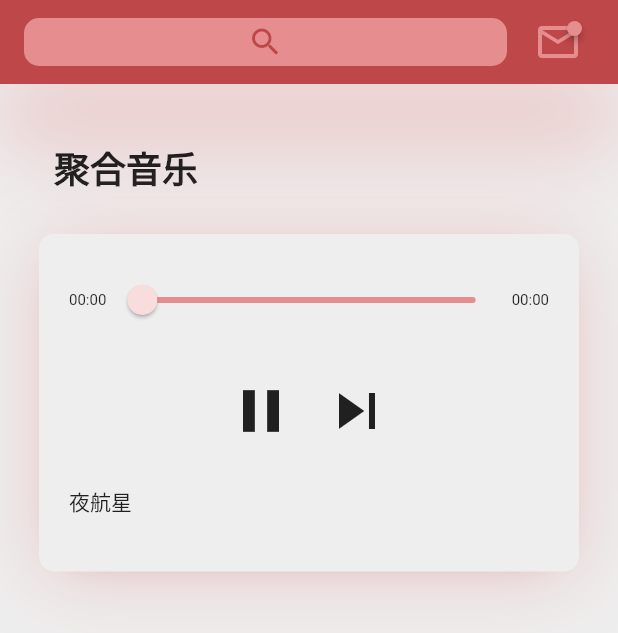
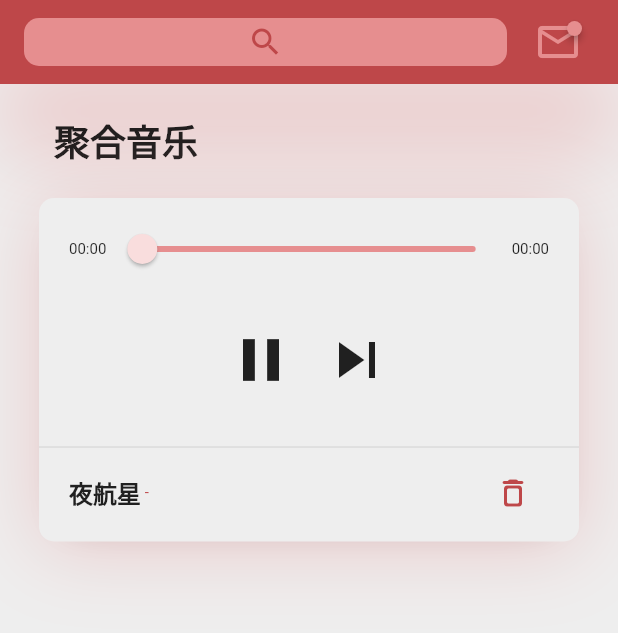
Before and after one commit to SF-ND-ORG/Ours-next, a Flutter app: the screen it shows after launch, after a tap on the "skip next" icon, on a phone screen of 412 x 824 dp. Shown: the top 633 px of the screen. Run offline on Flutter 3.47's test engine with Material 2 defaults, Android fonts, the light colour scheme and no system bars; drawn by our look-alikes of badges; our stand-ins replace dio, get, just_audio; missing offline and left inert: audio_session; Roboto replaces fonts that are missing (SourceHanSerif).

Commit message:
ON-48 对接聚合音乐API 添加搜索页面

```diff
--- a/lib/OursTheme.dart
+++ b/lib/OursTheme.dart
@@ -5,6 +5,7 @@ const Color OursColorStandOutRed = Color(0xFFE68E8F);
 const Color OursColorRedShadow = Color(0x61E68E8F);
 const Color OursColorBrightGray = Color(0xFFEEEEEE);
 const Color OursColorBrightStandOutRed = Color(0xFFF9DDDD);
+const Color OursColorDarkGray = Color(0xFFF9DDDD);
 
 final BoxShadow normalShadow =
     BoxShadow(color: OursColorRedShadow, offset: Offset(0, 46), blurRadius: 46);
--- a/lib/common/apis/OursPostsApi.dart
+++ b/lib/common/apis/OursPostsApi.dart
@@ -1,5 +1,4 @@
 import 'package:ours_next/common/utils/utils.dart';
-import 'package:ours_next/data/OursPostEntity.dart';
 import 'package:ours_next/data/OursPostListResponseEntity.dart';
 
 class OursPostsAPI {
--- a/lib/common/routes/OursRouteNames.dart
+++ b/lib/common/routes/OursRouteNames.dart
@@ -1,3 +1,6 @@
+import 'package:ours_next/pages/OursMergeMusicPage/index.dart';
+
 class AppRoutes {
   static const INITIAL = '/';
+  static const OursMergeMusicPageRouteName = '/MergeMusic';
 }
--- a/lib/common/routes/OursRoutePages.dart
+++ b/lib/common/routes/OursRoutePages.dart
@@ -1,3 +1,5 @@
+import 'package:ours_next/pages/OursMergeMusicPage/index.dart';
+
 import 'OursRoutes.dart';
 import 'package:ours_next/pages/OursMainPage/index.dart';
 import 'package:flutter/material.dart';
@@ -13,6 +15,14 @@ class AppPages {
       page: () => OursMainPage(),
       binding: OursMainPageBinding(),
     ),
+    GetPage(
+      name: AppRoutes.OursMergeMusicPageRouteName,
+      page: () => OursMergeMusicPage(),
+      binding: OursMergeMusicPageBinding(),
+      curve: Curves.easeInOutQuad,
+      transition: Transition.rightToLeft,
+      transitionDuration: Duration(milliseconds: 250),
+    ),
   ];
 
   // static final unknownRoute = GetPage(
--- a/lib/common/services/OursMusicService.dart
+++ b/lib/common/services/OursMusicService.dart
@@ -1,5 +1,3 @@
-import 'dart:html';
-
 import 'package:get/get.dart';
 import 'package:just_audio/just_audio.dart';
 import 'package:audio_session/audio_session.dart';
@@ -20,17 +18,19 @@ class OursMusicController extends GetxController {
 
   final currentTime = 0.obs; // 已播放时间
 
-  final RxList<Song> playList = <Song>[].obs; // 播放列表
+  final RxList<OursSong> playList = <OursSong>[].obs; // 播放列表
 
   final currentIndex = 0.obs; // 当前歌曲索引
 
-  final Rx<Song?> currentSong = Rx<Song?>(null); // 当前歌曲
+  final Rx<OursSong?> currentSong = Rx<OursSong?>(null); // 当前歌曲
 
   int get songCount => playList.length; // 播放列表长度
 
   final playing = false.obs; // 是否正在播放
 
   Future<void> initMusicPlayer() async {
+    addSong(
+        OursSong(mid: "C1431292823", type: "music", name: '夜航星', artist: ['']));
     player.stop();
     // Inform the operating system of our app's audio attributes etc.
     // We pick a reasonable default for an app that plays speech.
@@ -44,20 +44,8 @@ class OursMusicController extends GetxController {
 
     Duration? duration;
 
-    // Try to load audio from a source and catch any errors.
-    try {
-      duration = await player.setAudioSource(AudioSource.uri(Uri.parse(
-          "http://m8.music.126.net/20220107151519/cd93766499caf90af26702c24547cec2/ymusic/obj/w5zDlMODwrDDiGjCn8Ky/2736681512/da39/fb81/6671/34c0a0742af5c9ae9ada9ad1716ddbb0.mp3")));
-    } catch (e) {
-      print("Error loading audio source: $e");
-    }
-    addSong(Song(
-        name: "夜航星",
-        url:
-            "http://m8.music.126.net/20220107151519/cd93766499caf90af26702c24547cec2/ymusic/obj/w5zDlMODwrDDiGjCn8Ky/2736681512/da39/fb81/6671/34c0a0742af5c9ae9ada9ad1716ddbb0.mp3"));
-    addSong(Song(
-        url:
-            "https://su-ours-public.oss-cn-hangzhou.aliyuncs.com/ori/bili/av542669404_1.aac"));
+    nextSong();
+
     currentSong.value = playList[currentIndex.value];
     totalTime.value = duration?.inSeconds.toDouble() ?? 0;
   }
@@ -99,8 +87,24 @@ class OursMusicController extends GetxController {
     }
   }
 
-  addSong(Song song) {
+  addSong(OursSong song) {
     playList.add(song);
+  }
+
+  playSong(OursSong s) async {
+    pause();
+    addSong(s);
+    currentIndex.value = songCount - 1;
+    currentSong.value = playList[currentIndex.value];
+    Duration? duration;
+    try {
+      duration = await player.setAudioSource(
+          AudioSource.uri(Uri.parse(await currentSong.value!.getUrl())));
+    } catch (e) {
+      print("Error loading audio source: $e");
+    }
+    totalTime.value = duration?.inSeconds.toDouble() ?? 0;
+    play();
   }
 
   nextSong() async {
@@ -113,8 +117,8 @@ class OursMusicController extends GetxController {
     currentSong.value = playList[currentIndex.value];
     Duration? duration;
     try {
-      duration = await player
-          .setAudioSource(AudioSource.uri(Uri.parse(currentSong.value!.url)));
+      duration = await player.setAudioSource(
+          AudioSource.uri(Uri.parse(await currentSong.value!.getUrl())));
     } catch (e) {
       print("Error loading audio source: $e");
     }
--- a/lib/common/utils/http.dart
+++ b/lib/common/utils/http.dart
@@ -73,6 +73,7 @@ class HttpUtil {
       queryParameters: queryParameters,
       options: requestOptions,
     );
+    print(response.data);
     return response.data;
   }
 
--- a/lib/common/widgets/MusicPlayerPlayListWidget.dart
+++ b/lib/common/widgets/MusicPlayerPlayListWidget.dart
@@ -1,12 +1,15 @@
 import 'package:flutter/cupertino.dart';
 import 'package:flutter/material.dart';
 import 'package:get/get.dart';
+import 'package:ours_next/OursTheme.dart';
 import 'package:ours_next/common/services/OursMusicService.dart';
 
 class MusicPlayerPlayListWidget extends GetWidget<OursMusicController> {
   @override
   Widget build(BuildContext context) {
-    return Obx(() => Material(
+    return Container(
+        constraints: BoxConstraints(maxHeight: 500),
+        child: Obx(() => Material(
               color: Colors.transparent,
               child: ListView(
                   shrinkWrap: true,
@@ -14,9 +17,48 @@ class MusicPlayerPlayListWidget extends GetWidget<OursMusicController> {
                       ? <Widget>[]
                       : controller.playList
                           .map(
-                        (element) => Text(element.name),
+                            (element) => InkWell(
+                                onTap: () {
+                                  print("Ontap");
+                                },
+                                child: Container(
+                                    constraints: BoxConstraints(maxHeight: 45),
+                                    padding:
+                                        EdgeInsets.fromLTRB(20, 10, 20, 10),
+                                    child: Row(
+                                      mainAxisAlignment:
+                                          MainAxisAlignment.center,
+                                      crossAxisAlignment:
+                                          CrossAxisAlignment.center,
+                                      children: [
+                                        Text(
+                                          element.name == null
+                                              ? ''
+                                              : element.name!,
+                                          style: TextStyle(
+                                              fontSize: 16,
+                                              fontWeight: FontWeight.w600),
+                                        ),
+                                        Text(
+                                            element.artist == null
+                                                ? ''
+                                                : " - " + element.artist![0],
+                                            style: TextStyle(
+                                              fontSize: 10,
+                                              fontWeight: FontWeight.w400,
+                                              color: OursColorMainRed,
+                                            )),
+                                        Spacer(),
+                                        IconButton(
+                                            onPressed: () {},
+                                            padding: EdgeInsets.zero,
+                                            color: OursColorMainRed,
+                                            icon: Icon(
+                                                Icons.delete_outline_rounded)),
+                                      ],
+                                    ))),
                           )
                           .toList()),
-        ));
+            )));
   }
 }
--- a/lib/data/OursSong.dart
+++ b/lib/data/OursSong.dart
@@ -1,20 +1,56 @@
-class Song {
-  Song({
-    this.name = '',
-    this.artist = '',
-    this.picurl = '',
-    this.url = '',
-    this.album = '',
-  });
+import 'dart:convert';
 
-  //歌曲名称
-  String name;
-  //歌曲作者
-  String artist;
-  //歌曲封面url
-  String picurl;
-  //歌曲文件url
-  final String url;
-  //歌曲专辑
-  String album;
+import 'package:ours_next/common/utils/http.dart';
+
+class OursSong {
+  String? type;
+  String? mid;
+  String? name;
+  List<String>? artist;
+  Album? album;
+
+  OursSong({this.type, this.mid, this.name, this.artist, this.album});
+
+  OursSong.fromJson(Map<String, dynamic> json) {
+    type = json['type'];
+    mid = json['mid'];
+    name = json['name'];
+    artist = json['artist'].cast<String>();
+    album = json['album'] != null ? new Album.fromJson(json['album']) : null;
+  }
+
+  Map<String, dynamic> toJson() {
+    final Map<String, dynamic> data = new Map<String, dynamic>();
+    data['type'] = this.type;
+    data['mid'] = this.mid;
+    data['name'] = this.name;
+    data['artist'] = this.artist;
+    if (this.album != null) {
+      data['album'] = this.album!.toJson();
+    }
+    return data;
+  }
+
+  Future<String> getUrl() async {
+    var response = await HttpUtil().get(
+        "https://1426531544223608.cn-hangzhou.fc.aliyuncs.com/2016-08-15/proxy/music.LATEST/all/music/",
+        queryParameters: {'mid': mid, 'type': type});
+    return json.decode(response)['src'];
+  }
 }
+
+class Album {
+  String? name;
+
+  Album({this.name});
+
+  Album.fromJson(Map<String, dynamic> json) {
+    name = json['name'];
+  }
+
+  Map<String, dynamic> toJson() {
+    final Map<String, dynamic> data = new Map<String, dynamic>();
+    data['name'] = this.name;
+    return data;
+  }
+}
--- a/lib/pages/OursMainPage/view.dart
+++ b/lib/pages/OursMainPage/view.dart
@@ -41,13 +41,7 @@ class OursMainPage extends GetView<OursMainPageController> {
                                     strokeWidth: 2.7,
                                     child: ListView(
                                       children: [
-                                        SizedBox(
-                                          height: 8,
-                                        ),
                                         OursMainPageMergeMusic(),
-                                        SizedBox(
-                                          height: 8,
-                                        ),
                                         OursMainPagePostsList(),
                                         SizedBox(
                                           height: 200,
--- a/lib/pages/OursMainPage/widgets/OursMainPageMergeMusic.dart
+++ b/lib/pages/OursMainPage/widgets/OursMainPageMergeMusic.dart
@@ -1,6 +1,7 @@
 import 'package:flutter/material.dart';
 import 'package:get/get.dart';
 import 'package:ours_next/OursTheme.dart';
+import 'package:ours_next/common/routes/OursRouteNames.dart';
 import 'package:ours_next/common/services/OursMusicService.dart';
 import 'package:ours_next/common/utils/utils.dart';
 import 'package:ours_next/common/widgets/MusicPlayerControlWidget.dart';
@@ -17,13 +18,20 @@ class OursMainPageMergeMusic extends GetView<OursMusicController> {
       Text(
         "聚合音乐",
         style: TextStyle(
+            color: Colors.black87,
             fontSize: 24,
             fontFamily: "SourceHanSerif",
             fontWeight: FontWeight.w800),
-      ).marginOnly(left: 36, top: 30),
+      ).marginOnly(left: 36, top: 20, bottom: 20),
       OursCardWidget(
-        padding: EdgeInsets.all(20),
-        margin: EdgeInsets.fromLTRB(26, 26, 26, 0),
+        padding: EdgeInsets.fromLTRB(0, 0, 0, 10),
+        margin: EdgeInsets.fromLTRB(26, 0, 26, 0),
+        child: GestureDetector(
+          onTap: () {
+            Get.toNamed(
+              AppRoutes.OursMergeMusicPageRouteName,
+            );
+          },
           child: Material(
             color: Colors.transparent,
             child: Column(
@@ -31,7 +39,9 @@ class OursMainPageMergeMusic extends GetView<OursMusicController> {
                 mainAxisAlignment: MainAxisAlignment.start,
                 children: [
                   Obx(
-                  () => Row(children: [
+                    () => Container(
+                      margin: EdgeInsets.fromLTRB(20, 10, 20, 0),
+                      child: Row(children: [
                         Text(
                           formatTime(controller.currentTime.value.toDouble()),
                           style: TextStyle(fontSize: 10),
@@ -63,12 +73,15 @@ class OursMainPageMergeMusic extends GetView<OursMusicController> {
                         ),
                       ]),
                     ),
+                  ),
                   SizedBox(
                     height: 100,
                     child: Center(child: MusicPlayerControlWidget()),
                   ),
+                  Divider(),
                   MusicPlayerPlayListWidget()
                 ]),
+          ),
         ),
       )
     ]);
--- a/lib/pages/OursMainPage/widgets/OursMainPagePostsList.dart
+++ b/lib/pages/OursMainPage/widgets/OursMainPagePostsList.dart
@@ -24,7 +24,7 @@ class OursMainPagePostsList extends GetView<OursMainPageController> {
               fontSize: 24,
               fontFamily: "SourceHanSerif",
               fontWeight: FontWeight.w800),
-        ).marginOnly(left: 36, top: 30),
+        ).marginOnly(left: 36, top: 20),
       );
       return controller.state.postslist == null
           ? Container()
--- /dev/null
+++ b/lib/pages/OursMergeMusicPage/index.dart
@@ -0,0 +1,6 @@
+library oursmergemusicpage;
+
+export './state.dart';
+export './controller.dart';
+export './bindings.dart';
+export './view.dart';
--- a/lib/widgets/post/OursPostCardWidget.dart
+++ b/lib/widgets/post/OursPostCardWidget.dart
@@ -23,7 +23,7 @@ class OursPostCardWidget extends StatelessWidget {
         },
         child: OursCardWidget(
           padding: EdgeInsets.all(20),
-          margin: EdgeInsets.fromLTRB(26, 26, 26, 0),
+          margin: EdgeInsets.fromLTRB(26, 20, 26, 0),
           child: Column(
             crossAxisAlignment: CrossAxisAlignment.start,
             mainAxisAlignment: MainAxisAlignment.start,
```
Also changed, not shown: lib/common/apis/OursMergeMusicApi.dart (added, +23 -0 lines), lib/data/OursMusicSearchEntity.dart (added, +29 -0 lines), lib/pages/OursMergeMusicPage/bindings.dart (added, +13 -0 lines), lib/pages/OursMergeMusicPage/controller.dart (added, +41 -0 lines), lib/pages/OursMergeMusicPage/state.dart (added, +9 -0 lines), lib/pages/OursMergeMusicPage/view.dart (added, +94 -0 lines). Lines whose indentation alone changed are shown as unchanged.
